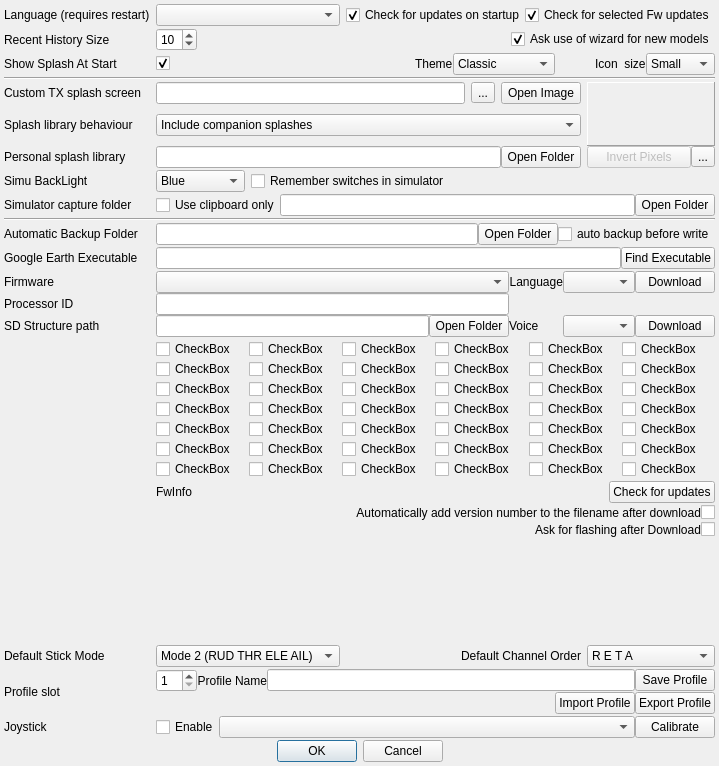
Qt form companion/src/preferencesdialog.ui (opentx/opentx) before a commit.
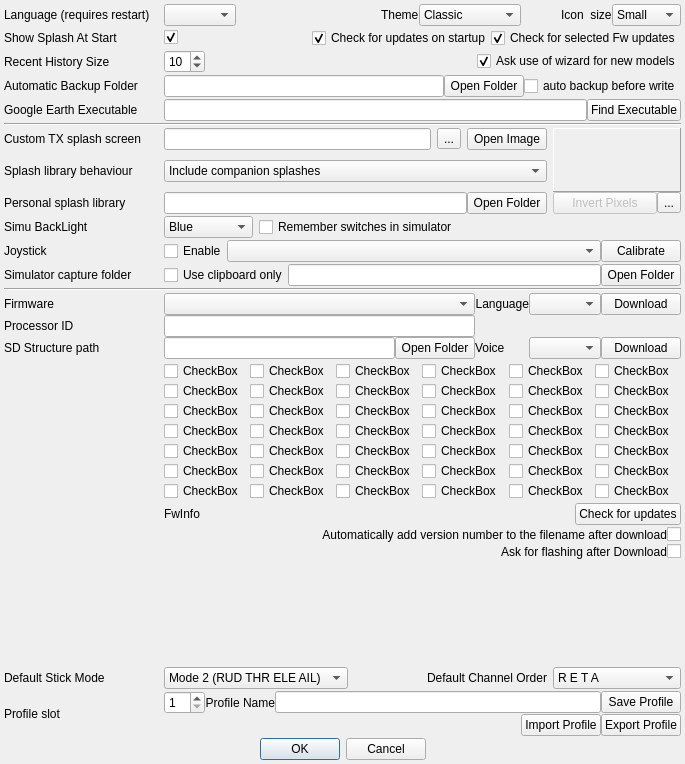
The same form after that commit.

Diff of the .ui file:
```diff
--- a/companion/src/preferencesdialog.ui
+++ b/companion/src/preferencesdialog.ui
@@ -7,7 +7,7 @@
     <x>0</x>
     <y>0</y>
     <width>685</width>
-    <height>766</height>
+    <height>764</height>
    </rect>
   </property>
   <property name="sizePolicy">
@@ -35,6 +35,79 @@
    <property name="margin">
     <number>4</number>
    </property>
+   <item row="3" column="1" colspan="4">
+    <layout class="QHBoxLayout" name="horizontalLayout_10">
+     <item>
+      <widget class="QLineEdit" name="backupPath">
+       <property name="readOnly">
+        <bool>true</bool>
+       </property>
+      </widget>
+     </item>
+     <item>
+      <widget class="QPushButton" name="backupPathButton">
+       <property name="text">
+        <string>Open Folder</string>
+       </property>
+      </widget>
+     </item>
+     <item>
+      <widget class="QCheckBox" name="backupEnable">
+       <property name="text">
+        <string>auto backup before write</string>
+       </property>
+      </widget>
+     </item>
+    </layout>
+   </item>
+   <item row="1" column="0">
+    <widget class="QLabel" name="label_4">
+     <property name="sizePolicy">
+      <sizepolicy hsizetype="Preferred" vsizetype="Minimum">
+       <horstretch>0</horstretch>
+       <verstretch>0</verstretch>
+      </sizepolicy>
+     </property>
+     <property name="text">
+      <string>Show Splash At Start</string>
+     </property>
+    </widget>
+   </item>
+   <item row="16" column="1" colspan="4">
+    <layout class="QHBoxLayout" name="horizontalLayout">
+     <item>
+      <widget class="QCheckBox" name="joystickChkB">
+       <property name="text">
+        <string>Enable</string>
+       </property>
+      </widget>
+     </item>
+     <item>
+      <widget class="QComboBox" name="joystickCB">
+       <property name="sizePolicy">
+        <sizepolicy hsizetype="MinimumExpanding" vsizetype="Fixed">
+         <horstretch>0</horstretch>
+         <verstretch>0</verstretch>
+        </sizepolicy>
+       </property>
+      </widget>
+     </item>
+     <item>
+      <widget class="QPushButton" name="joystickcalButton">
+       <property name="text">
+        <string>Calibrate</string>
+       </property>
+      </widget>
+     </item>
+    </layout>
+   </item>
+   <item row="3" column="0">
+    <widget class="QLabel" name="label_17">
+     <property name="text">
+      <string>Automatic Backup Folder</string>
+     </property>
+    </widget>
+   </item>
    <item row="2" column="1" colspan="4">
     <layout class="QHBoxLayout" name="horizontalLayout_4">
      <item>
@@ -78,14 +151,14 @@
      </item>
     </layout>
    </item>
-   <item row="4" column="0" colspan="5">
+   <item row="6" column="0" colspan="5">
     <widget class="Line" name="line">
      <property name="orientation">
       <enum>Qt::Horizontal</enum>
      </property>
     </widget>
    </item>
-   <item row="13" column="0">
+   <item row="15" column="0">
     <widget class="QLabel" name="label_3">
      <property name="sizePolicy">
       <sizepolicy hsizetype="Preferred" vsizetype="Minimum">
@@ -101,31 +174,7 @@
      </property>
     </widget>
    </item>
-   <item row="0" column="3" colspan="2">
-    <layout class="QHBoxLayout" name="horizontalLayout_7" stretch="0,0">
-     <item>
-      <widget class="QCheckBox" name="startupCheck_companion9x">
-       <property name="text">
-        <string>Check for updates on startup</string>
-       </property>
-       <property name="checked">
-        <bool>true</bool>
-       </property>
-      </widget>
-     </item>
-     <item>
-      <widget class="QCheckBox" name="startupCheck_fw">
-       <property name="text">
-        <string>Check for selected Fw updates</string>
-       </property>
-       <property name="checked">
-        <bool>true</bool>
-       </property>
-      </widget>
-     </item>
-    </layout>
-   </item>
-   <item row="5" column="4" rowspan="7">
+   <item row="7" column="4" rowspan="7">
     <layout class="QGridLayout" name="gridLayout_3" columnstretch="0,0">
      <item row="0" column="0" colspan="2">
       <widget class="QLabel" name="imageLabel">
@@ -180,17 +229,14 @@
      </item>
     </layout>
    </item>
-   <item row="0" column="1" colspan="2">
-    <widget class="QComboBox" name="locale_QB"/>
-   </item>
-   <item row="13" column="2" colspan="2">
+   <item row="15" column="2" colspan="2">
     <widget class="QCheckBox" name="simuSW">
      <property name="text">
       <string>Remember switches in simulator</string>
      </property>
     </widget>
    </item>
-   <item row="13" column="1">
+   <item row="15" column="1">
     <widget class="QComboBox" name="backLightColor">
      <item>
       <property name="text">
@@ -219,7 +265,7 @@
      </item>
     </widget>
    </item>
-   <item row="5" column="1" colspan="3">
+   <item row="7" column="1" colspan="3">
     <layout class="QHBoxLayout" name="horizontalLayout_2">
      <property name="spacing">
       <number>6</number>
@@ -256,7 +302,7 @@
      </item>
     </layout>
    </item>
-   <item row="14" column="0">
+   <item row="17" column="0">
     <widget class="QLabel" name="label_19">
      <property name="text">
       <string>Simulator capture folder</string>
@@ -276,7 +322,7 @@
      </property>
     </widget>
    </item>
-   <item row="29" column="4">
+   <item row="32" column="4">
     <widget class="QComboBox" name="channelorderCB">
      <property name="sizePolicy">
       <sizepolicy hsizetype="MinimumExpanding" vsizetype="Fixed">
@@ -420,7 +466,7 @@
      </item>
     </widget>
    </item>
-   <item row="5" column="0">
+   <item row="7" column="0">
     <widget class="QLabel" name="label_8">
      <property name="sizePolicy">
       <sizepolicy hsizetype="Preferred" vsizetype="Minimum">
@@ -433,35 +479,7 @@
      </property>
     </widget>
    </item>
-   <item row="33" column="1" colspan="4">
-    <layout class="QHBoxLayout" name="horizontalLayout">
-     <item>
-      <widget class="QCheckBox" name="joystickChkB">
-       <property name="text">
-        <string>Enable</string>
-       </property>
-      </widget>
-     </item>
-     <item>
-      <widget class="QComboBox" name="joystickCB">
-       <property name="sizePolicy">
-        <sizepolicy hsizetype="MinimumExpanding" vsizetype="Fixed">
-         <horstretch>0</horstretch>
-         <verstretch>0</verstretch>
-        </sizepolicy>
-       </property>
-      </widget>
-     </item>
-     <item>
-      <widget class="QPushButton" name="joystickcalButton">
-       <property name="text">
-        <string>Calibrate</string>
-       </property>
-      </widget>
-     </item>
-    </layout>
-   </item>
-   <item row="11" column="1" colspan="3">
+   <item row="13" column="1" colspan="3">
     <layout class="QGridLayout" name="gridLayout_2">
      <property name="verticalSpacing">
       <number>1</number>
@@ -485,7 +503,7 @@
      </item>
     </layout>
    </item>
-   <item row="22" column="1" colspan="4">
+   <item row="25" column="1" colspan="4">
     <layout class="QHBoxLayout" name="horizontalLayout_5">
      <item>
       <widget class="QLabel" name="FwInfo">
@@ -509,7 +527,7 @@
      </item>
     </layout>
    </item>
-   <item row="11" column="0">
+   <item row="13" column="0">
     <widget class="QLabel" name="label_9">
      <property name="sizePolicy">
       <sizepolicy hsizetype="Preferred" vsizetype="Minimum">
@@ -522,7 +540,7 @@
      </property>
     </widget>
    </item>
-   <item row="35" column="0" colspan="5">
+   <item row="38" column="0" colspan="5">
     <layout class="QHBoxLayout" name="horizontalLayout_3">
      <item>
       <spacer name="horizontalSpacer_3">
@@ -565,7 +583,7 @@
      </item>
     </layout>
    </item>
-   <item row="24" column="1" colspan="4">
+   <item row="27" column="1" colspan="4">
     <layout class="QHBoxLayout" name="horizontalLayout_6" stretch="1,0">
      <item>
       <widget class="QLabel" name="label_12">
@@ -592,7 +610,7 @@
      </item>
     </layout>
    </item>
-   <item row="30" column="1" colspan="4">
+   <item row="33" column="1" colspan="4">
     <layout class="QGridLayout" name="gridLayout_6" columnstretch="0,0,1,0,0">
      <item row="1" column="4">
       <widget class="QPushButton" name="export_PB">
@@ -640,7 +658,7 @@
      </item>
     </layout>
    </item>
-   <item row="14" column="1" colspan="4">
+   <item row="17" column="1" colspan="4">
     <layout class="QGridLayout" name="gridLayout_8">
      <property name="verticalSpacing">
       <number>1</number>
@@ -671,7 +689,7 @@
      </item>
     </layout>
    </item>
-   <item row="29" column="0">
+   <item row="32" column="0">
     <widget class="QLabel" name="label_14">
      <property name="sizePolicy">
       <sizepolicy hsizetype="Preferred" vsizetype="Minimum">
@@ -684,7 +702,7 @@
      </property>
     </widget>
    </item>
-   <item row="29" column="3">
+   <item row="32" column="3">
     <widget class="QLabel" name="label_13">
      <property name="sizePolicy">
       <sizepolicy hsizetype="MinimumExpanding" vsizetype="Preferred">
@@ -700,7 +718,7 @@
      </property>
     </widget>
    </item>
-   <item row="29" column="1" colspan="2">
+   <item row="32" column="1" colspan="2">
     <widget class="QComboBox" name="stickmodeCB">
      <property name="whatsThis">
       <string>Mode selection:
@@ -749,58 +767,13 @@
     </widget>
    </item>
    <item row="33" column="0">
-    <widget class="QLabel" name="label_11">
-     <property name="sizePolicy">
-      <sizepolicy hsizetype="MinimumExpanding" vsizetype="Minimum">
-       <horstretch>0</horstretch>
-       <verstretch>0</verstretch>
-      </sizepolicy>
-     </property>
-     <property name="text">
-      <string>Joystick</string>
-     </property>
-    </widget>
-   </item>
-   <item row="30" column="0">
     <widget class="QLabel" name="label_15">
      <property name="text">
       <string>Profile slot</string>
      </property>
     </widget>
    </item>
-   <item row="17" column="0">
-    <widget class="QLabel" name="label_17">
-     <property name="text">
-      <string>Automatic Backup Folder</string>
-     </property>
-    </widget>
-   </item>
-   <item row="17" column="1" colspan="4">
-    <layout class="QHBoxLayout" name="horizontalLayout_10">
-     <item>
-      <widget class="QLineEdit" name="backupPath">
-       <property name="readOnly">
-        <bool>true</bool>
-       </property>
-      </widget>
-     </item>
-     <item>
-      <widget class="QPushButton" name="backupPathButton">
-       <property name="text">
-        <string>Open Folder</string>
-       </property>
-      </widget>
-     </item>
-     <item>
-      <widget class="QCheckBox" name="backupEnable">
-       <property name="text">
-        <string>auto backup before write</string>
-       </property>
-      </widget>
-     </item>
-    </layout>
-   </item>
-   <item row="25" column="1" colspan="4">
+   <item row="28" column="1" colspan="4">
     <spacer name="verticalSpacer">
      <property name="orientation">
       <enum>Qt::Vertical</enum>
@@ -816,7 +789,7 @@
      </property>
     </spacer>
    </item>
-   <item row="23" column="1" colspan="4">
+   <item row="26" column="1" colspan="4">
     <layout class="QHBoxLayout" name="horizontalLayout_11" stretch="1,0">
      <item>
       <widget class="QLabel" name="label_18">
@@ -843,7 +816,7 @@
      </item>
     </layout>
    </item>
-   <item row="19" column="1" colspan="4">
+   <item row="22" column="1" colspan="4">
     <layout class="QGridLayout" name="gridLayout_5" columnstretch="1,0,0,0,0">
      <property name="sizeConstraint">
       <enum>QLayout::SetMaximumSize</enum>
@@ -934,7 +907,7 @@
      </item>
     </layout>
    </item>
-   <item row="19" column="0">
+   <item row="22" column="0">
     <layout class="QGridLayout" name="gridLayout_7">
      <item row="0" column="0">
       <widget class="QLabel" name="label_6">
@@ -987,14 +960,14 @@
      </property>
     </widget>
    </item>
-   <item row="15" column="0" colspan="5">
+   <item row="18" column="0" colspan="5">
     <widget class="Line" name="line_2">
      <property name="orientation">
       <enum>Qt::Horizontal</enum>
      </property>
     </widget>
    </item>
-   <item row="21" column="1" colspan="4">
+   <item row="24" column="1" colspan="4">
     <layout class="QGridLayout" name="gridLayout" columnstretch="0,0,0,0,0,0">
      <property name="sizeConstraint">
       <enum>QLayout::SetMaximumSize</enum>
@@ -1547,45 +1520,7 @@
      </item>
     </layout>
    </item>
-   <item row="18" column="1" colspan="4">
-    <layout class="QHBoxLayout" name="ge_layout">
-     <item>
-      <widget class="QLineEdit" name="ge_lineedit">
-       <property name="readOnly">
-        <bool>true</bool>
-       </property>
-      </widget>
-     </item>
-     <item>
-      <widget class="QPushButton" name="ge_pathButton">
-       <property name="text">
-        <string>Find Executable</string>
-       </property>
-      </widget>
-     </item>
-    </layout>
-   </item>
-   <item row="18" column="0">
-    <widget class="QLabel" name="ge_label">
-     <property name="text">
-      <string>Google Earth Executable</string>
-     </property>
-    </widget>
-   </item>
-   <item row="3" column="0">
-    <widget class="QLabel" name="label_4">
-     <property name="sizePolicy">
-      <sizepolicy hsizetype="Preferred" vsizetype="Minimum">
-       <horstretch>0</horstretch>
-       <verstretch>0</verstretch>
-      </sizepolicy>
-     </property>
-     <property name="text">
-      <string>Show Splash At Start</string>
-     </property>
-    </widget>
-   </item>
-   <item row="8" column="0">
+   <item row="10" column="0">
     <widget class="QLabel" name="label_10">
      <property name="sizePolicy">
       <sizepolicy hsizetype="Preferred" vsizetype="Minimum">
@@ -1598,7 +1533,7 @@
      </property>
     </widget>
    </item>
-   <item row="8" column="1" colspan="3">
+   <item row="10" column="1" colspan="3">
     <widget class="QComboBox" name="splashincludeCB">
      <property name="sizePolicy">
       <sizepolicy hsizetype="Expanding" vsizetype="Fixed">
@@ -1618,17 +1553,10 @@
      </item>
     </widget>
    </item>
-   <item row="3" column="1" colspan="4">
+   <item row="0" column="1" colspan="4">
     <layout class="QHBoxLayout" name="horizontalLayout_8">
      <item>
-      <widget class="QCheckBox" name="showSplash">
-       <property name="text">
-        <string/>
-       </property>
-       <property name="checked">
-        <bool>true</bool>
-       </property>
-      </widget>
+      <widget class="QComboBox" name="locale_QB"/>
      </item>
      <item>
       <spacer name="horizontalSpacer">
@@ -1713,6 +1641,91 @@
      </item>
     </layout>
    </item>
+   <item row="1" column="1" colspan="4">
+    <layout class="QHBoxLayout" name="horizontalLayout_7" stretch="0,0,0,0">
+     <item>
+      <widget class="QCheckBox" name="showSplash">
+       <property name="text">
+        <string/>
+       </property>
+       <property name="checked">
+        <bool>true</bool>
+       </property>
+      </widget>
+     </item>
+     <item>
+      <spacer name="horizontalSpacer_6">
+       <property name="orientation">
+        <enum>Qt::Horizontal</enum>
+       </property>
+       <property name="sizeHint" stdset="0">
+        <size>
+         <width>40</width>
+         <height>20</height>
+        </size>
+       </property>
+      </spacer>
+     </item>
+     <item>
+      <widget class="QCheckBox" name="startupCheck_companion9x">
+       <property name="text">
+        <string>Check for updates on startup</string>
+       </property>
+       <property name="checked">
+        <bool>true</bool>
+       </property>
+      </widget>
+     </item>
+     <item>
+      <widget class="QCheckBox" name="startupCheck_fw">
+       <property name="text">
+        <string>Check for selected Fw updates</string>
+       </property>
+       <property name="checked">
+        <bool>true</bool>
+       </property>
+      </widget>
+     </item>
+    </layout>
+   </item>
+   <item row="16" column="0">
+    <widget class="QLabel" name="label_11">
+     <property name="sizePolicy">
+      <sizepolicy hsizetype="MinimumExpanding" vsizetype="Minimum">
+       <horstretch>0</horstretch>
+       <verstretch>0</verstretch>
+      </sizepolicy>
+     </property>
+     <property name="text">
+      <string>Joystick</string>
+     </property>
+    </widget>
+   </item>
+   <item row="4" column="0">
+    <widget class="QLabel" name="ge_label">
+     <property name="text">
+      <string>Google Earth Executable</string>
+     </property>
+    </widget>
+   </item>
+   <item row="4" column="1" colspan="4">
+    <layout class="QHBoxLayout" name="ge_layout">
+     <item>
+      <widget class="QLineEdit" name="ge_lineedit">
+       <property name="readOnly">
+        <bool>true</bool>
+       </property>
+      </widget>
+     </item>
+     <item>
+      <widget class="QPushButton" name="ge_pathButton">
+       <property name="text">
+        <string>Find Executable</string>
+       </property>
+      </widget>
+     </item>
+    </layout>
+   </item>
   </layout>
  </widget>
  <tabstops>
```
Left out of the diff: 13 changed lines with no effect on the pictures.
